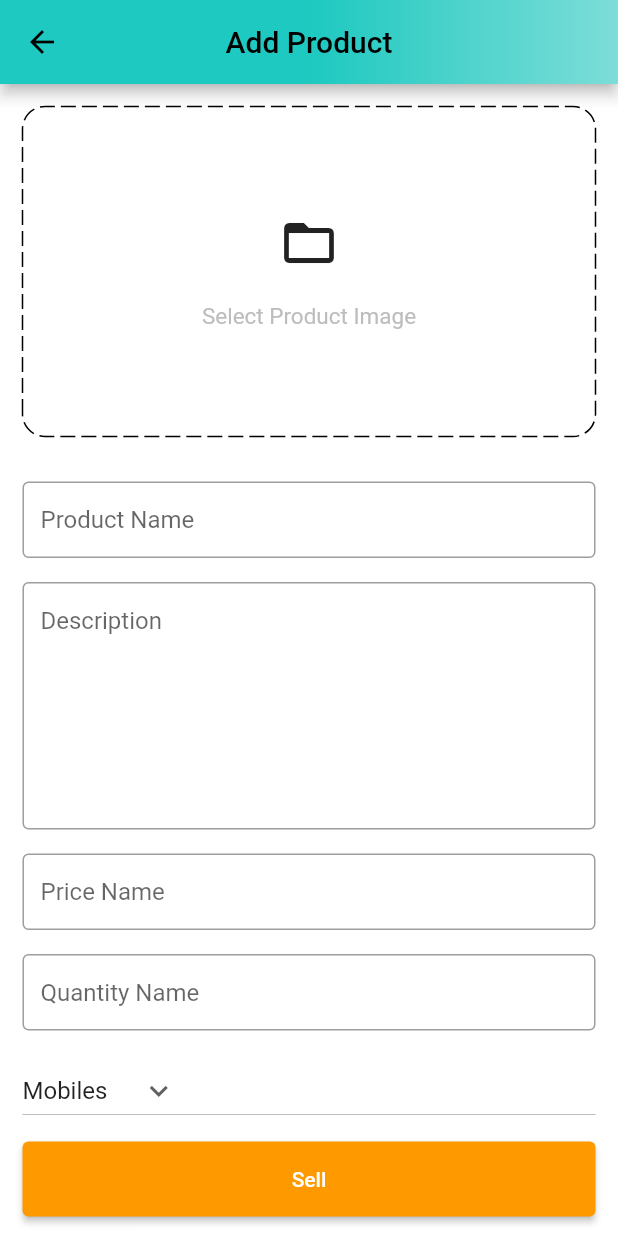
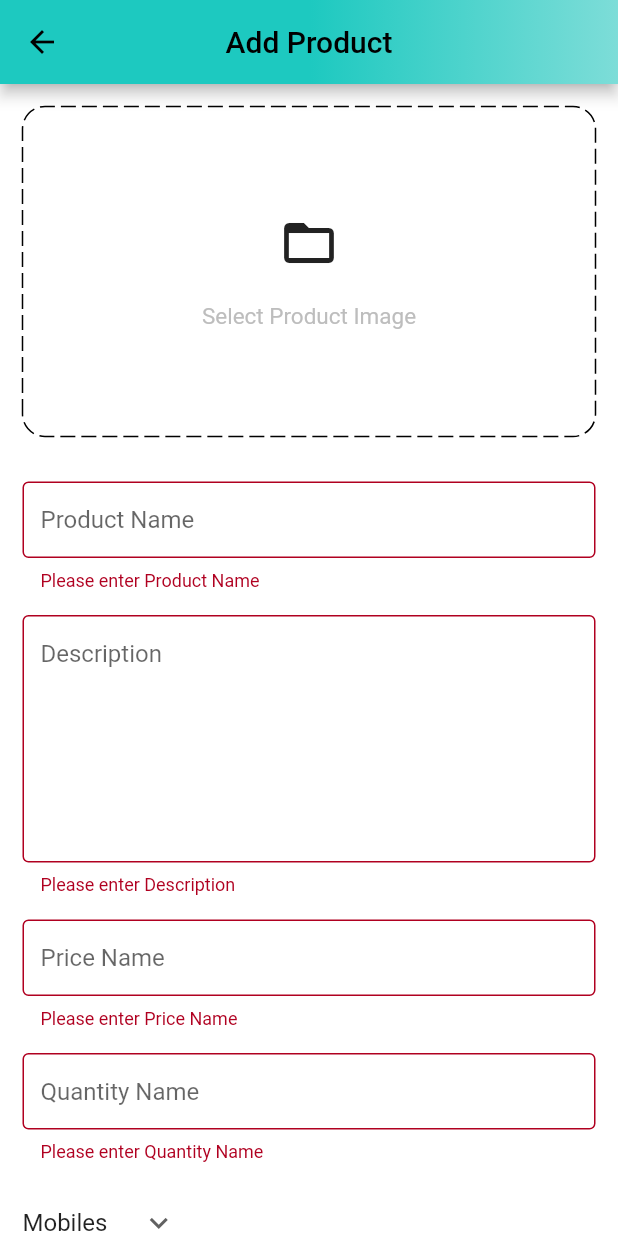
Before and after one commit to andikatp/Tokoku, a Flutter app: the AddProductScreen screen opened directly, after a tap on "Sell", on a phone screen of 412 x 824 dp. Run offline on Flutter 3.47's test engine with Material 2 defaults, Android fonts, the phone set to English and light mode, and no system bars; drawn by our look-alikes of dotted_border; our stand-ins replace badges, carousel_slider, file_picker, flutter_screenutil, shared_preferences; missing offline and left inert: cloudinary_public; accounts and stored records are empty.

Commit message:
create a sell product function and bind it to the button

```diff
--- a/lib/features/admin/screens/add_product_screen.dart
+++ b/lib/features/admin/screens/add_product_screen.dart
@@ -4,6 +4,7 @@ import 'package:amazon/common/widgets/custom_elevated_button.dart';
 import 'package:amazon/common/widgets/custom_textfield.dart';
 import 'package:amazon/constant/global_variable.dart';
 import 'package:amazon/constant/utils.dart';
+import 'package:amazon/features/admin/services/admin_services.dart';
 import 'package:carousel_slider/carousel_slider.dart';
 import 'package:dotted_border/dotted_border.dart';
 import 'package:flutter/material.dart';
@@ -20,6 +21,8 @@ class _AddProductScreenState extends State<AddProductScreen> {
   final TextEditingController _description = TextEditingController();
   final TextEditingController _price = TextEditingController();
   final TextEditingController _quantity = TextEditingController();
+  final AdminServices adminServices = AdminServices();
+  final _addProductFormKey = GlobalKey<FormState>();
   String _category = 'Mobiles';
   List<File> _images = [];
 
@@ -45,6 +48,20 @@ class _AddProductScreenState extends State<AddProductScreen> {
     setState(() => _images = res);
   }
 
+  void _sellProduct() async {
+    if (_addProductFormKey.currentState!.validate() && _images.isNotEmpty) {
+      adminServices.sellProduct(
+          ctx: context,
+          msg: ScaffoldMessenger.of(context),
+          name: _productName.text,
+          description: _description.text,
+          price: double.parse(_price.text),
+          quantity: int.parse(_quantity.text),
+          category: _category,
+          images: _images);
+    }
+  }
+
   @override
   Widget build(BuildContext context) {
     return Scaffold(
@@ -63,6 +80,7 @@ class _AddProductScreenState extends State<AddProductScreen> {
         physics: const BouncingScrollPhysics(),
         padding: const EdgeInsets.all(15),
         child: Form(
+          key: _addProductFormKey,
           child: Column(
             children: [
               Padding(
@@ -138,7 +156,7 @@ class _AddProductScreenState extends State<AddProductScreen> {
               ),
               Padding(
                 padding: const EdgeInsets.symmetric(vertical: 10),
-                child: CustomButton(text: 'Sell', onPressed: () {}),
+                child: CustomButton(text: 'Sell', onPressed: _sellProduct),
               )
             ],
           ),
```
Also changed, not shown: lib/features/admin/services/admin_services.dart (+23 -0 lines).
